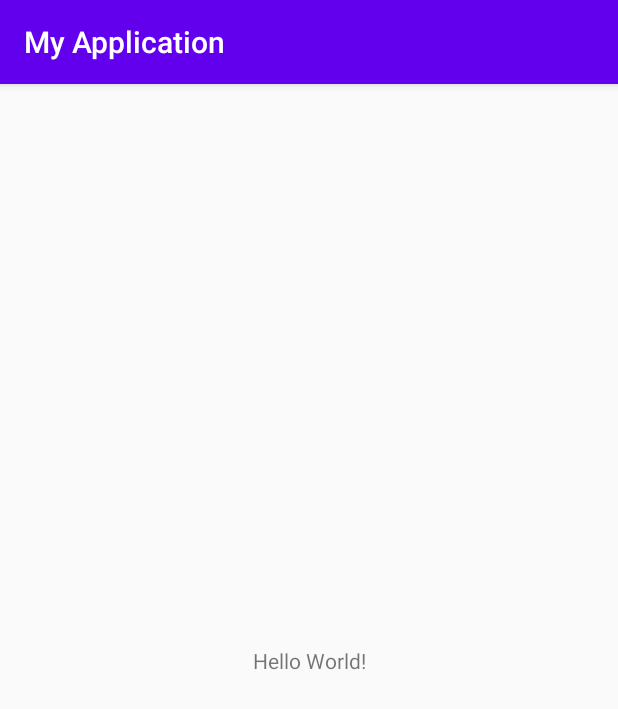
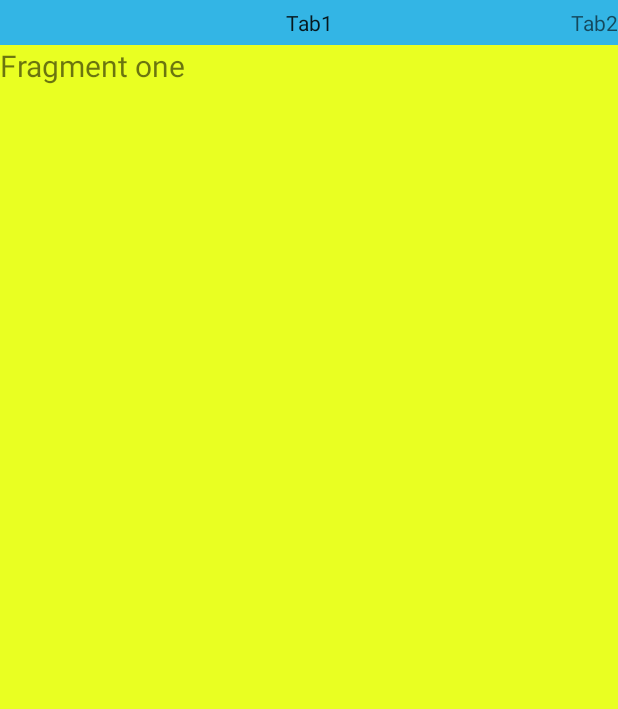
Before and after one commit to riazul701/android-aiyt, an Android app: the screen it shows after launch (MainActivity), on a phone screen of 412 x 824 dp. Shown: the top 709 px of the screen. Run offline under Robolectric (Android 15) with nearby library versions, the phone set to English and light mode, and no system bars.

Commit message:
Code from 112_Scroll_tabs_part2.
Tutorial_112: Scroll tabs android (part-2).

```diff
--- a/app/src/main/AndroidManifest.xml
+++ b/app/src/main/AndroidManifest.xml
@@ -16,6 +16,9 @@
                 <category android:name="android.intent.category.LAUNCHER" />
             </intent-filter>
         </activity>
+        <activity android:name=".FragmentOne"></activity>
+        <activity android:name=".FragmentTwo"></activity>
+        <activity android:name=".FragmentThree"></activity>
     </application>
 
 </manifest>
--- /dev/null
+++ b/app/src/main/java/com/example/myapplication/FragmentOne.java
@@ -0,0 +1,22 @@
+package com.example.myapplication;
+
+//import android.content.Context;
+//import android.net.Uri;
+import android.os.Bundle;
+//import android.support.v4.app.Fragment;
+import android.view.LayoutInflater;
+import android.view.View;
+import android.view.ViewGroup;
+
+import androidx.fragment.app.Fragment;
+
+
+public class FragmentOne extends Fragment {
+
+    @Override
+    public View onCreateView(LayoutInflater inflater, ViewGroup container,
+                             Bundle savedInstanceState) {
+        // Inflate the layout for this fragment
+        return inflater.inflate(R.layout.fragment_fragment_one, container, false);
+    }
+}
--- /dev/null
+++ b/app/src/main/java/com/example/myapplication/FragmentTwo.java
@@ -0,0 +1,22 @@
+package com.example.myapplication;
+
+//import android.content.Context;
+//import android.net.Uri;
+import android.os.Bundle;
+//import android.support.v4.app.Fragment;
+import android.view.LayoutInflater;
+import android.view.View;
+import android.view.ViewGroup;
+
+import androidx.fragment.app.Fragment;
+
+
+public class FragmentTwo extends Fragment {
+
+    @Override
+    public View onCreateView(LayoutInflater inflater, ViewGroup container,
+                             Bundle savedInstanceState) {
+        // Inflate the layout for this fragment
+        return inflater.inflate(R.layout.fragment_fragment_two, container, false);
+    }
+}
--- a/app/src/main/java/com/example/myapplication/MainActivity.java
+++ b/app/src/main/java/com/example/myapplication/MainActivity.java
@@ -1,14 +1,71 @@
 package com.example.myapplication;
 
-import androidx.appcompat.app.AppCompatActivity;
-
+//import android.support.v4.app.Fragment;
+//import android.support.v4.app.FragmentActivity;
+//import android.support.v4.app.FragmentManager;
+//import android.support.v4.app.FragmentStatePagerAdapter;
+//import android.support.v4.view.ViewPager;
+//import android.support.v7.app.AppCompatActivity;
 import android.os.Bundle;
 
-public class MainActivity extends AppCompatActivity {
+import androidx.fragment.app.Fragment;
+import androidx.fragment.app.FragmentActivity;
+import androidx.fragment.app.FragmentManager;
+import androidx.fragment.app.FragmentStatePagerAdapter;
+import androidx.viewpager.widget.ViewPager;
+
+public class MainActivity extends FragmentActivity {
+
+    private ViewPager viewPager;
 
     @Override
     protected void onCreate(Bundle savedInstanceState) {
         super.onCreate(savedInstanceState);
         setContentView(R.layout.activity_main);
+
+        viewPager = findViewById(R.id.pagerId);
+        FragmentManager fragmentManager = getSupportFragmentManager();
+        CustomAdapter adapter = new CustomAdapter(fragmentManager);
+        viewPager.setAdapter(adapter);
+    }
+
+    class CustomAdapter extends FragmentStatePagerAdapter {
+
+        public CustomAdapter(FragmentManager fm) {
+            super(fm);
+        }
+
+        @Override
+        public Fragment getItem(int position) {
+            Fragment fragment = null;
+            if (position == 0) {
+                fragment = new FragmentOne();
+            }
+            else if (position == 1) {
+                fragment = new FragmentTwo();
+            }
+            else if (position == 2) {
+                fragment = new FragmentThree();
+            }
+            return fragment;
+        }
+
+        @Override
+        public int getCount() {
+            return 3;
+        }
+
+        public CharSequence getPageTitle(int position) {
+            if(position == 0) {
+                return "Tab1";
+            }
+            else if(position == 1) {
+                return "Tab2";
+            }
+            if(position == 2) {
+                return "Tab3";
+            }
+            return null;
+        }
     }
 }
--- a/app/src/main/res/layout/activity_main.xml
+++ b/app/src/main/res/layout/activity_main.xml
@@ -1,18 +1,20 @@
 <?xml version="1.0" encoding="utf-8"?>
-<androidx.constraintlayout.widget.ConstraintLayout xmlns:android="http://schemas.android.com/apk/res/android"
+<android.support.v4.view.ViewPager xmlns:android="http://schemas.android.com/apk/res/android"
     xmlns:app="http://schemas.android.com/apk/res-auto"
     xmlns:tools="http://schemas.android.com/tools"
+    android:id="@+id/pagerId"
     android:layout_width="match_parent"
     android:layout_height="match_parent"
-    tools:context=".MainActivity">
+    tools:context="com.example.myapplication.MainActivity">
 
-    <TextView
-        android:layout_width="wrap_content"
-        android:layout_height="wrap_content"
-        android:text="Hello World!"
-        app:layout_constraintBottom_toBottomOf="parent"
-        app:layout_constraintLeft_toLeftOf="parent"
-        app:layout_constraintRight_toRightOf="parent"
-        app:layout_constraintTop_toTopOf="parent" />
+    <android.support.v4.view.PagerTitleStrip
+        android:background="#33B5E5"
+        android:paddingTop="5dp"
+        android:paddingBottom="5dp"
+        android:id="@+id/title"
+        android:layout_width="match_parent"
+        android:layout_height="wrap_content">
 
-</androidx.constraintlayout.widget.ConstraintLayout>
+    </android.support.v4.view.PagerTitleStrip>
+
+</android.support.v4.view.ViewPager>
--- /dev/null
+++ b/app/src/main/res/layout/fragment_fragment_one.xml
@@ -0,0 +1,15 @@
+<LinearLayout xmlns:android="http://schemas.android.com/apk/res/android"
+    xmlns:tools="http://schemas.android.com/tools"
+    android:layout_width="match_parent"
+    android:layout_height="match_parent"
+    android:background="#e9ff22"
+    tools:context="com.example.myapplication.FragmentOne">
+
+    <!-- TODO: Update blank fragment layout -->
+    <TextView
+        android:textSize="20sp"
+        android:layout_width="match_parent"
+        android:layout_height="match_parent"
+        android:text="Fragment one" />
+
+</LinearLayout>
```
Also changed, not shown: app/src/main/java/com/example/myapplication/FragmentThree.java (added, +22 -0 lines), app/src/main/res/layout/fragment_fragment_three.xml (added, +15 -0 lines), app/src/main/res/layout/fragment_fragment_two.xml (added, +15 -0 lines).
